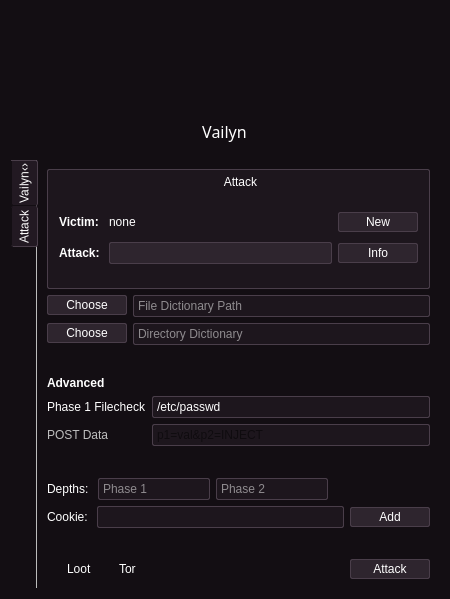
Before: the Qt Designer form core/qt5/Main.ui in VainlyStrain/Vailyn, drawn with Qt 5.
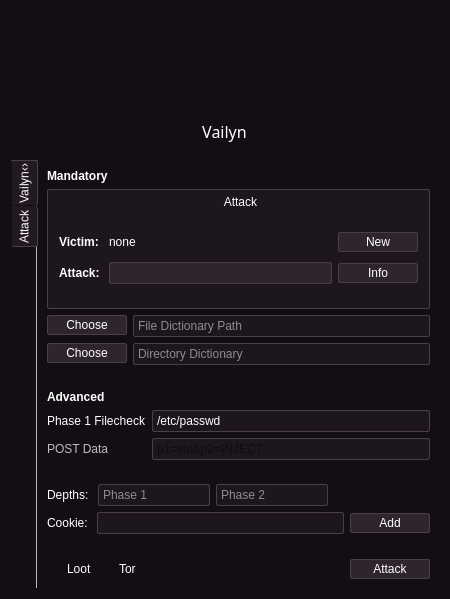
After: the same form once the commit is applied. Icons and pictures are not drawn.

```diff
--- a/core/qt5/Main.ui
+++ b/core/qt5/Main.ui
@@ -971,6 +971,20 @@
             <string notr="true">Vailyn‹›</string>
            </attribute>
            <layout class="QVBoxLayout" name="verticalLayout_tab5">
+            <item>
+             <widget class="QLabel" name="mandatoryLabel">
+              <property name="font">
+               <font>
+                <weight>75</weight>
+                <bold>true</bold>
+                <underline>false</underline>
+               </font>
+              </property>
+              <property name="text">
+               <string>Mandatory</string>
+              </property>
+             </widget>
+            </item>
             <item>
              <layout class="QVBoxLayout" name="verticalLayout_7">
               <item>
```
